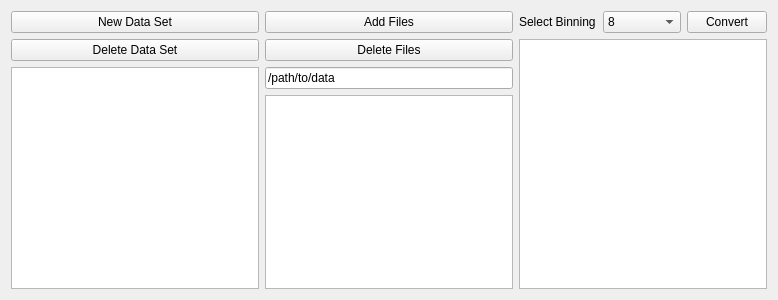
Above: src/main/resources/base/Views/loadFile.ui from MJOLNIRPackage/MJOLNIR-GUI before the change. Below: the same form after it.
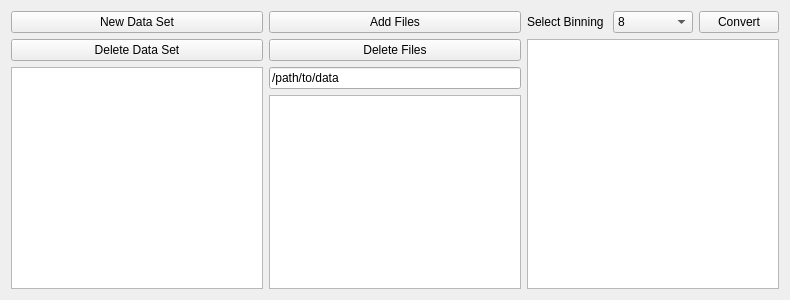
That is the form after the change.

Commit message: Redo layout to allow stretching when window size changes

```diff
--- a/src/main/resources/base/Views/loadFile.ui
+++ b/src/main/resources/base/Views/loadFile.ui
@@ -6,12 +6,12 @@
    <rect>
     <x>0</x>
     <y>0</y>
-    <width>778</width>
+    <width>790</width>
     <height>300</height>
    </rect>
   </property>
   <property name="sizePolicy">
-   <sizepolicy hsizetype="Expanding" vsizetype="Preferred">
+   <sizepolicy hsizetype="Expanding" vsizetype="Fixed">
     <horstretch>0</horstretch>
     <verstretch>0</verstretch>
    </sizepolicy>
@@ -19,12 +19,20 @@
   <property name="windowTitle">
    <string>Form</string>
   </property>
-  <layout class="QHBoxLayout" name="horizontalLayout_2">
+  <property name="styleSheet">
+   <string notr="true"/>
+  </property>
+  <layout class="QHBoxLayout" name="horizontalLayout_3" stretch="0">
+   <item>
+    <layout class="QHBoxLayout" name="horizontalLayout_2" stretch="1,1,1">
+     <property name="sizeConstraint">
+      <enum>QLayout::SetNoConstraint</enum>
+     </property>
+     <item>
+      <layout class="QVBoxLayout" name="verticalLayout" stretch="0,0,1">
    <property name="sizeConstraint">
     <enum>QLayout::SetDefaultConstraint</enum>
    </property>
-   <item>
-    <layout class="QVBoxLayout" name="verticalLayout">
      <item>
       <widget class="QPushButton" name="DataSet_NewDataSet_button">
        <property name="text">
@@ -64,7 +72,10 @@
     </layout>
    </item>
    <item>
-    <layout class="QVBoxLayout" name="verticalLayout_2">
+      <layout class="QVBoxLayout" name="verticalLayout_2" stretch="0,0,0,1">
+       <property name="sizeConstraint">
+        <enum>QLayout::SetDefaultConstraint</enum>
+       </property>
      <item>
       <widget class="QPushButton" name="DataSet_AddFiles_button">
        <property name="text">
@@ -105,7 +116,7 @@
     </layout>
    </item>
    <item>
-    <layout class="QVBoxLayout" name="verticalLayout_3">
+      <layout class="QVBoxLayout" name="verticalLayout_3" stretch="0,1">
      <item>
       <layout class="QHBoxLayout" name="horizontalLayout">
        <item>
@@ -182,6 +193,8 @@
         <enum>QListView::Static</enum>
        </property>
       </widget>
+       </item>
+      </layout>
      </item>
     </layout>
    </item>
```
Lines whose indentation alone changed are shown as unchanged.
